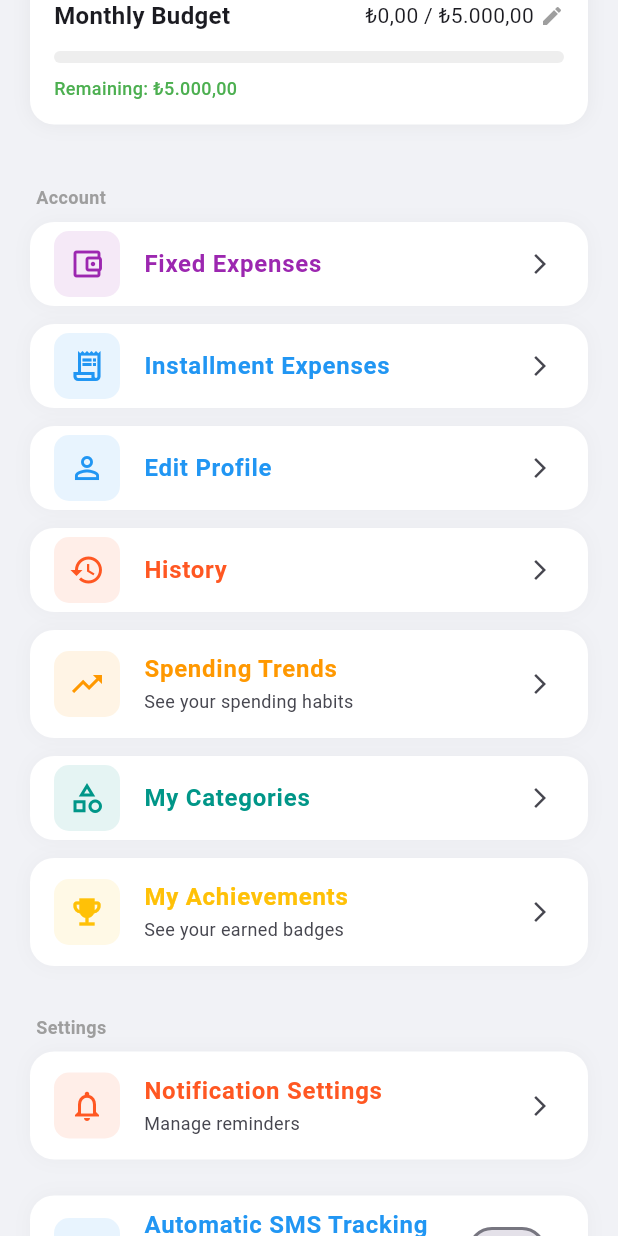
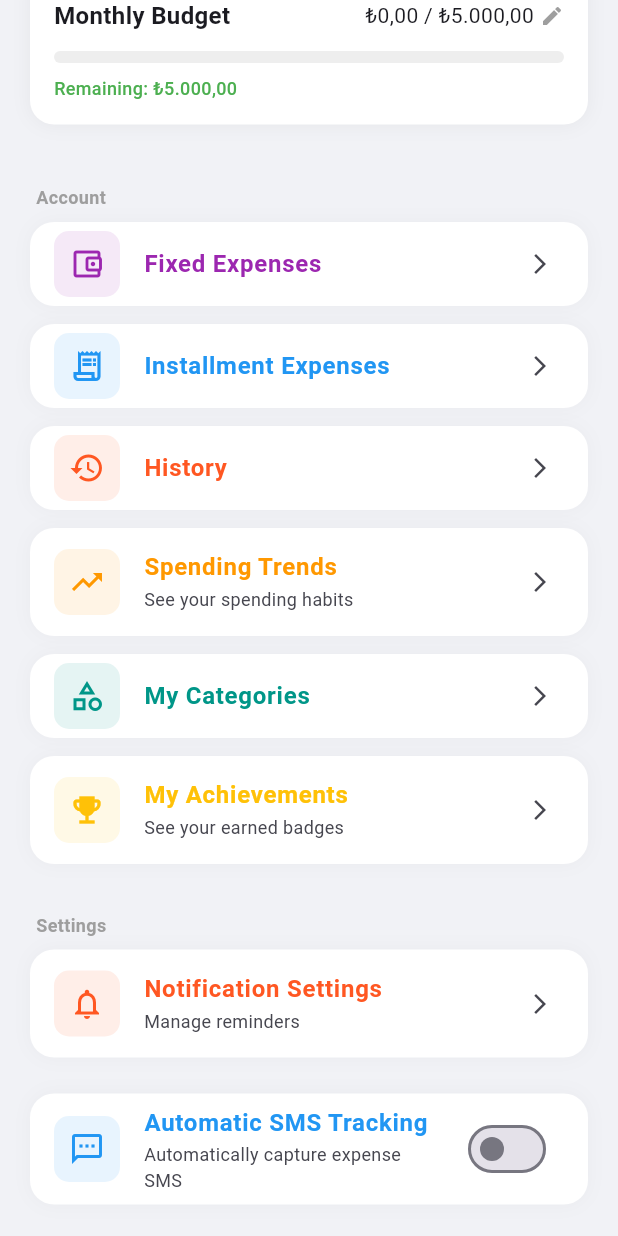
Before and after one commit to KFSoftwareApps/FisMatik-Butce-Takibi, a Flutter app: the ProfileScreen screen opened directly, scrolled down 576 dp, on a phone screen of 412 x 824 dp. Run offline on Flutter 3.47's test engine with Material 3 defaults, Android fonts, the phone set to English and light mode, and no system bars; our stand-ins replace fl_chart, flutter_dotenv, flutter_local_notifications, flutter_timezone, geocoding, geolocator and 17 more; missing offline and left inert: dart:ui_web, excel, google_mlkit_text_recognition, home_widget, ntp, telephony and 1 more; accounts and stored records are empty; network calls fail; Roboto replaces fonts that are missing (Poppins).

Commit message:
UI: Move Edit Profile to header pencil icon and remove redundant menu item

```diff
--- a/lib/screens/profile_screen.dart
+++ b/lib/screens/profile_screen.dart
@@ -324,14 +324,6 @@ class _ProfileScreenState extends State<ProfileScreen> {
                             ),
                             _buildSettingsTile(
                               context,
-                              icon: Icons.person_outline,
-                              title: AppLocalizations.of(context)!.editProfile,
-                              color: Colors.blue,
-                              trailing: const Icon(Icons.arrow_forward_ios, size: 16),
-                              onTap: () => Navigator.push(context, MaterialPageRoute(builder: (_) => const EditProfileScreen())),
-                            ),
-                            _buildSettingsTile(
-                              context,
                               icon: Icons.history,
                               title: AppLocalizations.of(context)!.history,
                               color: Colors.deepOrange,
@@ -516,6 +508,8 @@ class _ProfileScreenState extends State<ProfileScreen> {
     return Center(
       child: Column(
         children: [
+          Stack(
+            children: [
               Container(
                 width: 100,
                 height: 100,
@@ -549,6 +543,38 @@ class _ProfileScreenState extends State<ProfileScreen> {
                         ),
                       )
                     : null,
+              ),
+              Positioned(
+                bottom: 0,
+                right: 0,
+                child: GestureDetector(
+                  onTap: () => Navigator.push(
+                    context,
+                    MaterialPageRoute(builder: (_) => const EditProfileScreen()),
+                  ),
+                  child: Container(
+                    padding: const EdgeInsets.all(6),
+                    decoration: BoxDecoration(
+                      color: AppColors.primary,
+                      shape: BoxShape.circle,
+                      border: Border.all(color: Colors.white, width: 2),
+                      boxShadow: [
+                        BoxShadow(
+                          color: Colors.black.withOpacity(0.2),
+                          blurRadius: 4,
+                          offset: const Offset(0, 2),
+                        ),
+                      ],
+                    ),
+                    child: const Icon(
+                      Icons.edit,
+                      size: 16,
+                      color: Colors.white,
+                    ),
+                  ),
+                ),
+              ),
+            ],
           ),
           const SizedBox(height: 16),
           Text(
```
Lines whose indentation alone changed are shown as unchanged.
